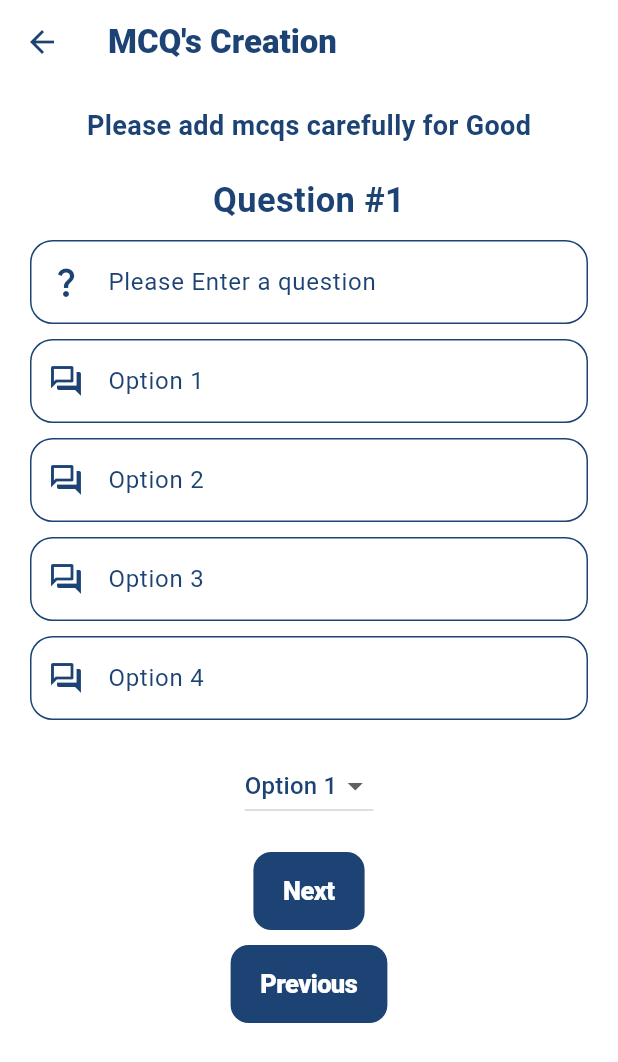
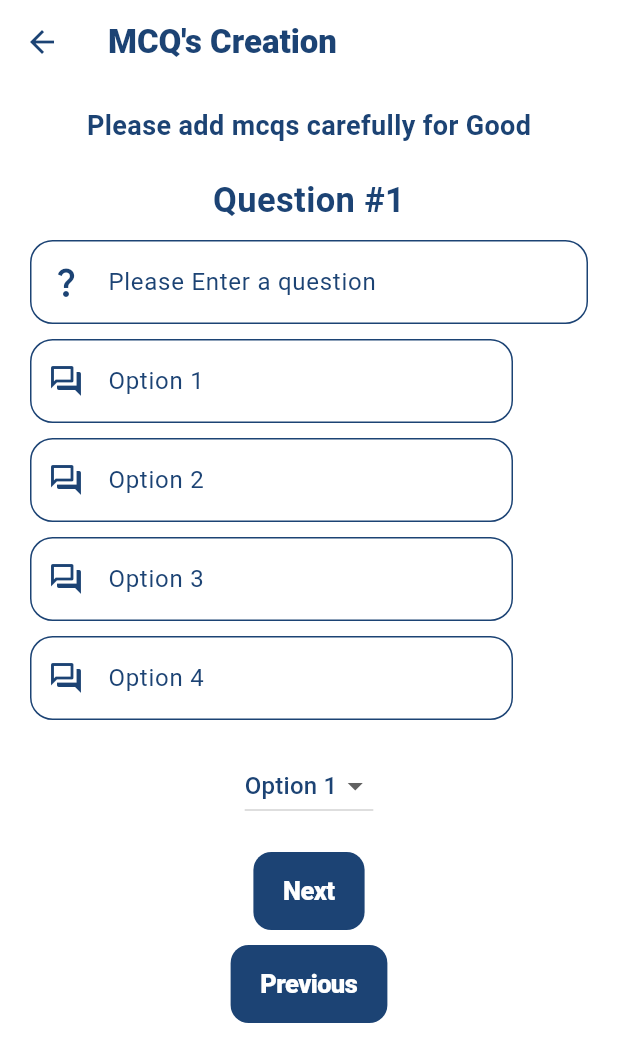
Before and after one commit to Saif334476/saat_recruitment, a Flutter app: the CompanyMCQCreationScreen screen opened directly with empty values, on a phone screen of 412 x 824 dp. Shown: the top 1062 px of the screen. Run offline on Flutter 3.47's test engine with Material 3 defaults, Android fonts, the phone set to English and light mode, and no system bars; our stand-ins replace cloud_firestore, file_picker, firebase_auth, firebase_core, firebase_storage, gap and 1 more; missing offline and left inert: email_otp, firebase_app_check, flutter_pdfview; accounts and stored records are empty.

```diff
--- a/lib/company_pages/ad_preview_page.dart
+++ b/lib/company_pages/ad_preview_page.dart
@@ -237,7 +237,7 @@ class _PreviewPageState extends State<PreviewPage> {
               _saveMCQs();
               // final jobService = JobService();
               // await jobService.createMCQ(DateTime.now().toString(), widget.mcq);
-              Navigator.pop(context);
+            //  Navigator.pop(context);
             },
           ),
         ],
--- a/lib/company_pages/mcq_card.dart
+++ b/lib/company_pages/mcq_card.dart
@@ -111,7 +111,7 @@ class _MCQCardState extends State<MCQCard> with AutomaticKeepAliveClientMixin {
             ),
           ),
           Padding(
-            padding: const EdgeInsets.only(bottom: 10.0),
+            padding: const EdgeInsets.only(bottom: 10.0,right: 50),
             child: textFormField(
               "Option 1",
               Icons.question_answer_outlined,
@@ -128,7 +128,7 @@ class _MCQCardState extends State<MCQCard> with AutomaticKeepAliveClientMixin {
             ),
           ),
           Padding(
-            padding: const EdgeInsets.only(bottom: 10.0),
+            padding: const EdgeInsets.only(bottom: 10.0,right: 50),
             child: textFormField(
               "Option 2",
               Icons.question_answer_outlined,
@@ -145,7 +145,7 @@ class _MCQCardState extends State<MCQCard> with AutomaticKeepAliveClientMixin {
             ),
           ),
           Padding(
-            padding: const EdgeInsets.only(bottom: 10.0),
+            padding: const EdgeInsets.only(bottom: 10.0,right: 50),
             child: textFormField(
               "Option 3",
               Icons.question_answer_outlined,
@@ -162,7 +162,7 @@ class _MCQCardState extends State<MCQCard> with AutomaticKeepAliveClientMixin {
             ),
           ),
           Padding(
-            padding: const EdgeInsets.only(bottom: 10.0),
+            padding: const EdgeInsets.only(bottom: 10.0,right: 50),
             child: textFormField(
               "Option 4",
               Icons.question_answer_outlined,
```
